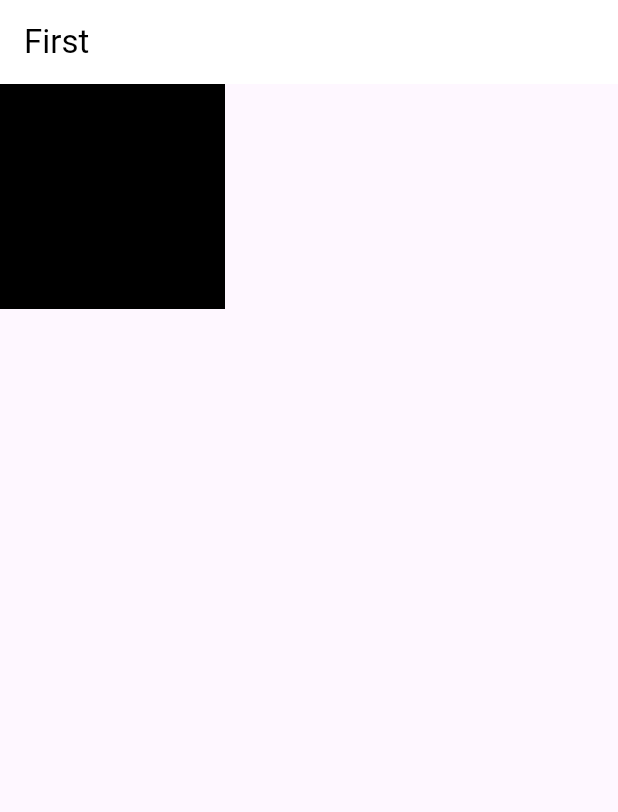
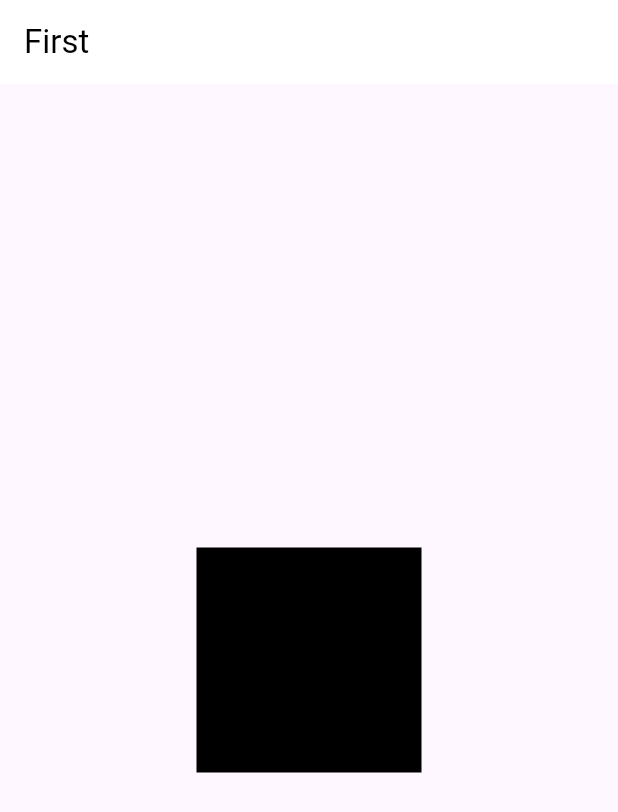
Before and after one commit to K-SW1/Front_End_Project, a Flutter app: the Home screen opened directly, after a tap on the "notifications active" icon, on a phone screen of 412 x 824 dp. Shown: the top 812 px of the screen. Run offline on Flutter 3.47's test engine with Material 3 defaults, Android fonts, the phone set to English and light mode, and no system bars; our stand-ins replace get.

Commit message:
feat : 화면 구현

```diff
--- a/lib/Main/Third.dart
+++ /dev/null
@@ -1,22 +0,0 @@
-import 'package:flutter/material.dart';
-
-class Third extends StatelessWidget {
-  const Third({super.key});
-
-  @override
-  Widget build(BuildContext context) {
-    return MaterialApp(
-      home: Scaffold(
-        appBar: AppBar(
-          backgroundColor: Colors.white,
-          title: Text("Third",style: TextStyle(color: Colors.black),),
-        ),
-        body: Container(
-          width: 150,
-          height: 150,
-          color: Colors.black,
-        ),
-      ),
-    );
-  }
-}
--- a/lib/Main/first.dart
+++ b/lib/Main/first.dart
@@ -11,11 +11,18 @@ class first extends StatelessWidget {
           backgroundColor: Colors.white,
           title: Text("First",style: TextStyle(color: Colors.black),),
         ),
-        body: Container(
-          width: 150,
-          height: 150,
-          color: Colors.black,
+        body: Center(
+          child: Container(
+            width: 150,
+            height: 150,
+            color: Colors.black,
+          ),
         ),
+        // body: Container(
+        //   width: 150,
+        //   height: 150,
+        //   color: Colors.black,
+        // ),
       ),
     );
   }
```
